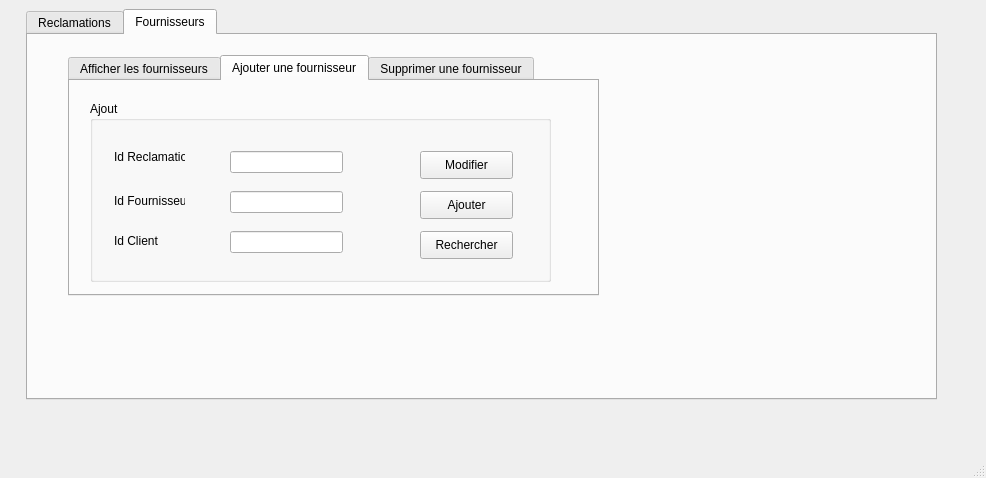
Above: mainwindow.ui from ToxicZayda/Projet_2A before the change. Below: the same form after it.
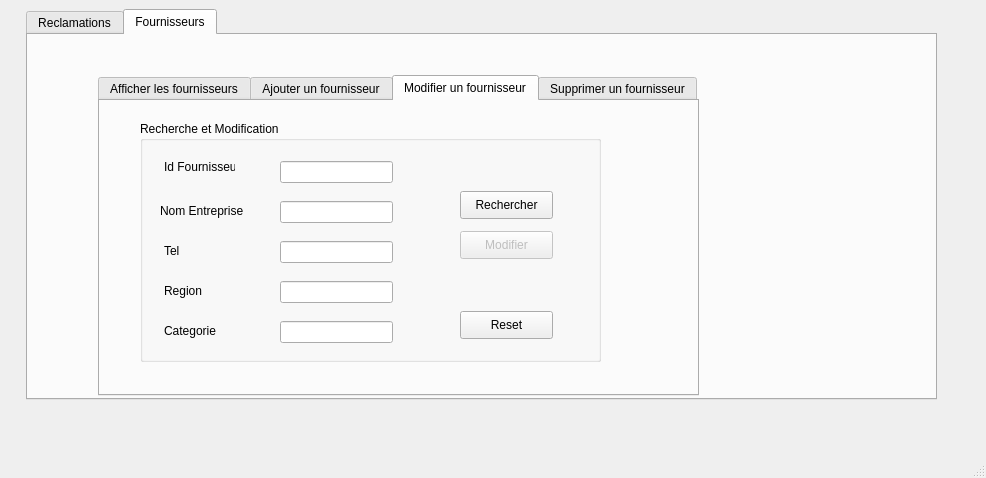
That is the form after the change. The open tabs and pages were chosen to show the change.

```diff
--- a/mainwindow.ui
+++ b/mainwindow.ui
@@ -346,14 +346,14 @@
      <widget class="QTabWidget" name="tabWidget_3">
       <property name="geometry">
        <rect>
-        <x>40</x>
-        <y>20</y>
-        <width>531</width>
-        <height>241</height>
+        <x>70</x>
+        <y>40</y>
+        <width>601</width>
+        <height>321</height>
        </rect>
       </property>
       <property name="currentIndex">
-       <number>1</number>
+       <number>2</number>
       </property>
       <widget class="QWidget" name="tab_6">
        <attribute name="title">
@@ -372,15 +372,15 @@
       </widget>
       <widget class="QWidget" name="tab_7">
        <attribute name="title">
-        <string>Ajouter une fournisseur</string>
+        <string>Ajouter un fournisseur</string>
        </attribute>
        <widget class="QGroupBox" name="groupBox_2">
         <property name="geometry">
          <rect>
-          <x>20</x>
-          <y>20</y>
+          <x>50</x>
+          <y>10</y>
           <width>461</width>
-          <height>181</height>
+          <height>241</height>
          </rect>
         </property>
         <property name="title">
@@ -396,20 +396,20 @@
           </rect>
          </property>
          <property name="text">
-          <string>Id Reclamation</string>
+          <string>Id Fournisseur</string>
          </property>
         </widget>
         <widget class="QLabel" name="label_6">
          <property name="geometry">
           <rect>
-           <x>24</x>
+           <x>20</x>
            <y>90</y>
-           <width>71</width>
+           <width>91</width>
            <height>20</height>
           </rect>
          </property>
          <property name="text">
-          <string>Id Fournisseur</string>
+          <string>Nom Entreprise</string>
          </property>
         </widget>
         <widget class="QLabel" name="label_7">
@@ -422,7 +422,7 @@
           </rect>
          </property>
          <property name="text">
-          <string>Id Client</string>
+          <string>Tel</string>
          </property>
         </widget>
         <widget class="QLineEdit" name="le_id_2">
@@ -459,20 +459,7 @@
          <property name="geometry">
           <rect>
            <x>330</x>
-           <y>130</y>
-           <width>93</width>
-           <height>28</height>
-          </rect>
-         </property>
-         <property name="text">
-          <string>Rechercher</string>
-         </property>
-        </widget>
-        <widget class="QPushButton" name="pb_ajouter_2">
-         <property name="geometry">
-          <rect>
-           <x>330</x>
-           <y>90</y>
+           <y>100</y>
            <width>93</width>
            <height>28</height>
           </rect>
@@ -481,11 +468,91 @@
           <string>Ajouter</string>
          </property>
         </widget>
-        <widget class="QPushButton" name="pb_modifier_2">
+        <widget class="QLabel" name="label_13">
          <property name="geometry">
           <rect>
-           <x>330</x>
-           <y>50</y>
+           <x>24</x>
+           <y>170</y>
+           <width>61</width>
+           <height>20</height>
+          </rect>
+         </property>
+         <property name="text">
+          <string>Region</string>
+         </property>
+        </widget>
+        <widget class="QLineEdit" name="region_founisseur">
+         <property name="geometry">
+          <rect>
+           <x>140</x>
+           <y>170</y>
+           <width>113</width>
+           <height>22</height>
+          </rect>
+         </property>
+        </widget>
+        <widget class="QLabel" name="label_17">
+         <property name="geometry">
+          <rect>
+           <x>24</x>
+           <y>210</y>
+           <width>61</width>
+           <height>20</height>
+          </rect>
+         </property>
+         <property name="text">
+          <string>Categorie</string>
+         </property>
+        </widget>
+        <widget class="QLineEdit" name="categorie_fournisseur">
+         <property name="geometry">
+          <rect>
+           <x>140</x>
+           <y>210</y>
+           <width>113</width>
+           <height>22</height>
+          </rect>
+         </property>
+        </widget>
+       </widget>
+      </widget>
+      <widget class="QWidget" name="tab_10">
+       <attribute name="title">
+        <string>Modifier un fournisseur</string>
+       </attribute>
+       <widget class="QGroupBox" name="groupBox_4">
+        <property name="geometry">
+         <rect>
+          <x>40</x>
+          <y>20</y>
+          <width>461</width>
+          <height>241</height>
+         </rect>
+        </property>
+        <property name="title">
+         <string>Recherche et Modification</string>
+        </property>
+        <widget class="QPushButton" name="pb_rechercher_f">
+         <property name="geometry">
+          <rect>
+           <x>320</x>
+           <y>70</y>
+           <width>93</width>
+           <height>28</height>
+          </rect>
+         </property>
+         <property name="text">
+          <string>Rechercher</string>
+         </property>
+        </widget>
+        <widget class="QPushButton" name="pb_modifier_f">
+         <property name="enabled">
+          <bool>false</bool>
+         </property>
+         <property name="geometry">
+          <rect>
+           <x>320</x>
+           <y>110</y>
            <width>93</width>
            <height>28</height>
           </rect>
@@ -494,11 +561,139 @@
           <string>Modifier</string>
          </property>
         </widget>
+        <widget class="QLineEdit" name="tel_fournisseur_modif">
+         <property name="geometry">
+          <rect>
+           <x>140</x>
+           <y>120</y>
+           <width>113</width>
+           <height>22</height>
+          </rect>
+         </property>
+        </widget>
+        <widget class="QLabel" name="label_15">
+         <property name="geometry">
+          <rect>
+           <x>24</x>
+           <y>36</y>
+           <width>71</width>
+           <height>20</height>
+          </rect>
+         </property>
+         <property name="text">
+          <string>Id Fournisseur</string>
+         </property>
+        </widget>
+        <widget class="QLabel" name="label_18">
+         <property name="geometry">
+          <rect>
+           <x>24</x>
+           <y>160</y>
+           <width>61</width>
+           <height>20</height>
+          </rect>
+         </property>
+         <property name="text">
+          <string>Region</string>
+         </property>
+        </widget>
+        <widget class="QLineEdit" name="id_founisseur_modif">
+         <property name="geometry">
+          <rect>
+           <x>140</x>
+           <y>40</y>
+           <width>113</width>
+           <height>22</height>
+          </rect>
+         </property>
+        </widget>
+        <widget class="QLabel" name="label_16">
+         <property name="geometry">
+          <rect>
+           <x>20</x>
+           <y>80</y>
+           <width>91</width>
+           <height>20</height>
+          </rect>
+         </property>
+         <property name="text">
+          <string>Nom Entreprise</string>
+         </property>
+        </widget>
+        <widget class="QLabel" name="label_14">
+         <property name="geometry">
+          <rect>
+           <x>24</x>
+           <y>120</y>
+           <width>61</width>
+           <height>20</height>
+          </rect>
+         </property>
+         <property name="text">
+          <string>Tel</string>
+         </property>
+        </widget>
+        <widget class="QLineEdit" name="categorie_fournisseur_modif">
+         <property name="geometry">
+          <rect>
+           <x>140</x>
+           <y>200</y>
+           <width>113</width>
+           <height>22</height>
+          </rect>
+         </property>
+        </widget>
+        <widget class="QLineEdit" name="nom_founisseur_modif">
+         <property name="geometry">
+          <rect>
+           <x>140</x>
+           <y>80</y>
+           <width>113</width>
+           <height>22</height>
+          </rect>
+         </property>
+        </widget>
+        <widget class="QLineEdit" name="region_founisseur_modif">
+         <property name="geometry">
+          <rect>
+           <x>140</x>
+           <y>160</y>
+           <width>113</width>
+           <height>22</height>
+          </rect>
+         </property>
+        </widget>
+        <widget class="QLabel" name="label_19">
+         <property name="geometry">
+          <rect>
+           <x>24</x>
+           <y>200</y>
+           <width>61</width>
+           <height>20</height>
+          </rect>
+         </property>
+         <property name="text">
+          <string>Categorie</string>
+         </property>
+        </widget>
+        <widget class="QPushButton" name="pb_reset">
+         <property name="geometry">
+          <rect>
+           <x>320</x>
+           <y>190</y>
+           <width>93</width>
+           <height>28</height>
+          </rect>
+         </property>
+         <property name="text">
+          <string>Reset</string>
+         </property>
+        </widget>
        </widget>
       </widget>
       <widget class="QWidget" name="tab_8">
        <attribute name="title">
-        <string>Supprimer une fournisseur</string>
+        <string>Supprimer un fournisseur</string>
        </attribute>
        <widget class="QLabel" name="label_8">
         <property name="geometry">
```
Left out of the diff: 48 changed lines with no effect on the pictures.
